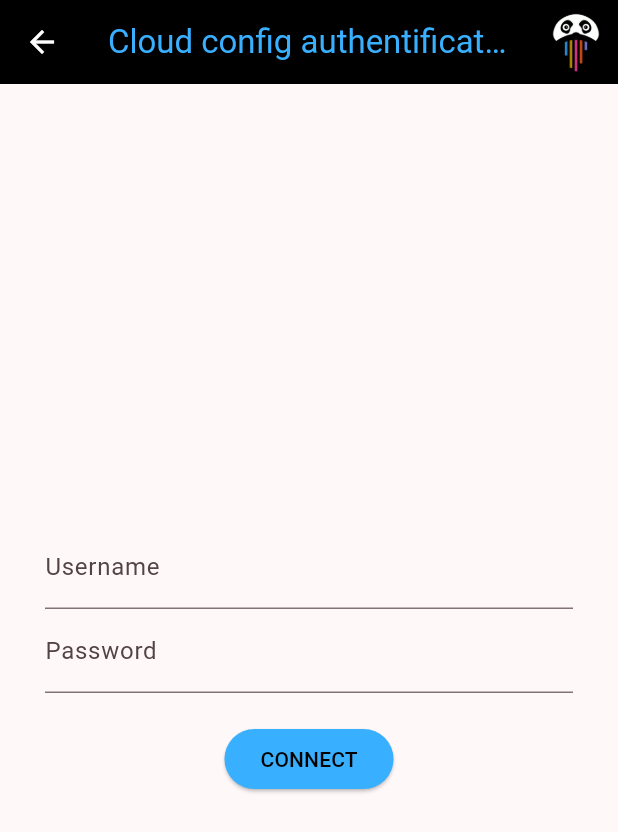
After one commit to Panduza/panduza_sandbox_flutter, a Flutter app: the CloudConfigAuthPage screen opened directly, after a tap on "CONNECT", on a phone screen of 412 x 824 dp. The commit adds this screen. Shown: the top 832 px of the screen. Run offline on Flutter 3.47's test engine with Material 3 defaults, Android fonts, the phone set to English and light mode, and no system bars; our stand-ins replace auto_size_text, flutter_svg, fluttertoast, shared_preferences; missing offline and left inert: mqtt_client, udp; accounts and stored records are empty; network calls fail.

Commit message:
add with basic visual the first connection usertory

```diff
--- /dev/null
+++ b/lib/data/company.dart
@@ -0,0 +1,8 @@
+class Company {
+  String companyName;
+  String brokerAddress;
+  String brokerPort;
+  String certificat;
+
+  Company(this.companyName, this.brokerAddress, this.brokerPort, this.certificat);
+}
--- a/lib/data/rest_request.dart
+++ b/lib/data/rest_request.dart
@@ -1,5 +1,9 @@
+import 'dart:io';
+
 import 'package:http/http.dart' as http;
 import 'dart:convert';
+
+import 'package:panduza_sandbox_flutter/data/company.dart';
 
 String baseUrl = "http://192.168.56.105:8000/";
 
@@ -35,3 +39,66 @@ Future<http.Response> firstAccountExist() async {
 
   return response;
 }
+
+// login
+Future<http.Response> login(String username, String password) async {
+  String url = '${baseUrl}token/';
+
+  Map body = {
+    'username' : username,
+    'password' : password
+  };
+
+  // encode Map to json
+  String encodedBody = json.encode(body);
+
+  var response = await http.post(
+    Uri.parse(url),
+    headers: {"Content-Type": "application/json"},
+    body: encodedBody
+  );
+
+  return response;
+}
+
+// get cloud information (broker address/ broker port/ certificat)
+Future<http.Response> getBrokerInfo(String token) async {
+  String url = '${baseUrl}company_info/';
+
+  var response = await http.get(
+    Uri.parse(url),
+    headers: {
+      'Content-Type': 'application/json',
+      'Authorization': 'Bearer $token',
+    }
+  );
+
+  return response;
+}
+
+// set cloud info (company name, broker address, broker port, certificat)
+Future<http.Response> postBrokerInfo(String token, Company company) async {
+
+  String url = '${baseUrl}company_info/';
+
+  Map body = {
+    'company_name' : company.companyName,
+    'broker_address' : company.brokerAddress,
+    'broker_port' : company.brokerPort,
+    'certificat' : company.certificat
+  };
+
+  // encode Map to json
+  String encodedBody = json.encode(body);
+
+  var response = await http.post(
+    Uri.parse(url),
+    headers: {
+      'Content-Type': 'application/json',
+      'Authorization': 'Bearer $token',
+    },
+    body: encodedBody
+  );
+
+  return response;
+}
--- /dev/null
+++ b/lib/forms/cloud_config_auth_form.dart
@@ -0,0 +1,110 @@
+import 'dart:convert';
+import 'package:flutter/material.dart';
+
+import 'package:panduza_sandbox_flutter/data/const.dart';
+import 'package:panduza_sandbox_flutter/data/company.dart';
+import 'package:panduza_sandbox_flutter/data/rest_request.dart';
+import 'package:panduza_sandbox_flutter/pages/cloud_config_page.dart';
+
+// Form to add a new manual connection
+// The user can add on his disk a new setup of connection mqtt
+
+class CloudConfigAuthForm extends StatelessWidget {
+
+  const CloudConfigAuthForm({
+    super.key,
+  });
+
+  @override
+  Widget build(BuildContext context) {
+
+    final ctrlUsername = TextEditingController();
+    final ctrlPassword = TextEditingController();
+
+    return Column(
+      children: [
+        Padding(
+          padding: const EdgeInsets.symmetric(
+            vertical: 0,
+            horizontal: 30
+          ),
+          child: Column(
+            children: <Widget>[
+              TextField(
+                controller: ctrlUsername,
+                // textAlign: TextAlign.center,
+                decoration: const InputDecoration(
+                  labelText: 'Username',
+                ),
+              ),
+              TextField(
+                controller: ctrlPassword,
+                // textAlign: TextAlign.center,
+                decoration: const InputDecoration(
+                  labelText: 'Password'
+                ),
+              )
+            ]
+          )
+        ),
+        const SizedBox(
+          height: 20,
+        ),
+        Row(
+          mainAxisAlignment: MainAxisAlignment.center,
+          children: <Widget>[
+            // Connect to the broker with the info of username and password given
+            ElevatedButton(
+              onPressed: () {
+                // connect to the api admin, get broker info before change of page
+                login(ctrlUsername.text, ctrlPassword.text).then((tokenResponse) {
+                  if (tokenResponse.statusCode == 200) {
+                    String token = json.decode(tokenResponse.body)['access'];
+                    getBrokerInfo(token).then((brokerInfoResponse) {
+                      if (brokerInfoResponse.statusCode == 200) {
+                        // deserialize the company object into a object (maybe it could be
+                        // made alone with a function deserialize or something)
+                        Map<String, dynamic> responseObject = json.decode(brokerInfoResponse.body);
+
+                        String companyName = responseObject["company_name"];
+                        String brokerAddress = responseObject["broker_address"];
+                        String brokerPort = responseObject["broker_port"];
+                        String certificat = responseObject["certificat"];
+
+                        Navigator.push(
+                          context,
+                          MaterialPageRoute(
+                            builder: (context) => CloudConfigPage(
+                              token: token,
+                              company: Company(companyName, brokerAddress, brokerPort, certificat)
+                            )
+                          ),
+                        );
+                      } else {
+                        // mangage error code
+                        print("error with get broker info request : ${brokerInfoResponse.statusCode}");
+                      }
+                    });
+                  } else {
+                    // manage error code
+                    print("error with login request : ${tokenResponse.statusCode}");
+                  }
+                });
+              },
+              // Show error message if unsuccessful connection
+              style: ButtonStyle(
+                backgroundColor: MaterialStateProperty.all<Color>(blue)
+              ),
+              child: Text(
+                'CONNECT',
+                style: TextStyle(
+                  color: black
+                ),
+              ),
+            )
+          ],
+        )
+      ],
+    );
+  }
+}
--- a/lib/pages/add_connection_page.dart
+++ b/lib/pages/add_connection_page.dart
@@ -6,6 +6,7 @@ import 'package:auto_size_text/auto_size_text.dart';
 import 'package:panduza_sandbox_flutter/data/const.dart';
 import 'package:panduza_sandbox_flutter/userspace_widgets/ic_powermeter.dart';
 import 'package:panduza_sandbox_flutter/utils_widgets/appBar.dart';
+import 'package:panduza_sandbox_flutter/pages/cloud_config_auth_page.dart';
 
 // Page with the 3 choices of adding connection :
 // with manual input, with discovery or with the cloud
@@ -93,18 +94,18 @@ class AddConnectionPage extends StatelessWidget {
                     backgroundColor: MaterialStateProperty.all<Color>(grey)
                   ),
                   onPressed: () {
-                    // test on userspace
-                    /*
+                    // send on the page of configuration of the cloud (change broker address
+                    // link to the platform ...)
                     Navigator.push(
                       context,
                       MaterialPageRoute(
-                        builder: (context) => IcPowermeter(InterfaceConnection),
+                        builder: (context) => const CloudConfigAuthPage(),
                       ),
                     );
-                    */
+
                   },
                   child: AutoSizeText(
-                    "Cloud",
+                    "Config cloud",
                     style: TextStyle(
                       fontSize: 20,
                       color: white
--- /dev/null
+++ b/lib/pages/cloud_config_auth_page.dart
@@ -0,0 +1,30 @@
+import 'package:flutter/material.dart';
+import 'package:panduza_sandbox_flutter/forms/cloud_config_auth_form.dart';
+import 'package:panduza_sandbox_flutter/forms/first_user_creation_form.dart';
+import 'package:panduza_sandbox_flutter/utils_widgets/appBar.dart';
+import 'package:panduza_sandbox_flutter/forms/authentification_form.dart';
+
+// Page to create the first account
+
+class CloudConfigAuthPage extends StatelessWidget {
+
+  const CloudConfigAuthPage({
+    super.key,
+  });
+
+  @override
+  Widget build(BuildContext context) {
+    return Scaffold(
+      // bar at the top of the application
+      appBar: getAppBar("Cloud config authentification"),
+      body: const Center(
+        child: Column(
+          mainAxisAlignment: MainAxisAlignment.center,
+          children: <Widget>[
+            CloudConfigAuthForm()
+          ],
+        ),
+      ),
+    );
+  }
+}
```
Also changed, not shown: lib/forms/broker_info_form.dart (added, +114 -0 lines), lib/pages/add_connection_with_discovery.dart (+5 -4 lines), lib/pages/broker_info_config_page.dart (added, +38 -0 lines), lib/pages/cloud_config_page.dart (added, +68 -0 lines).
